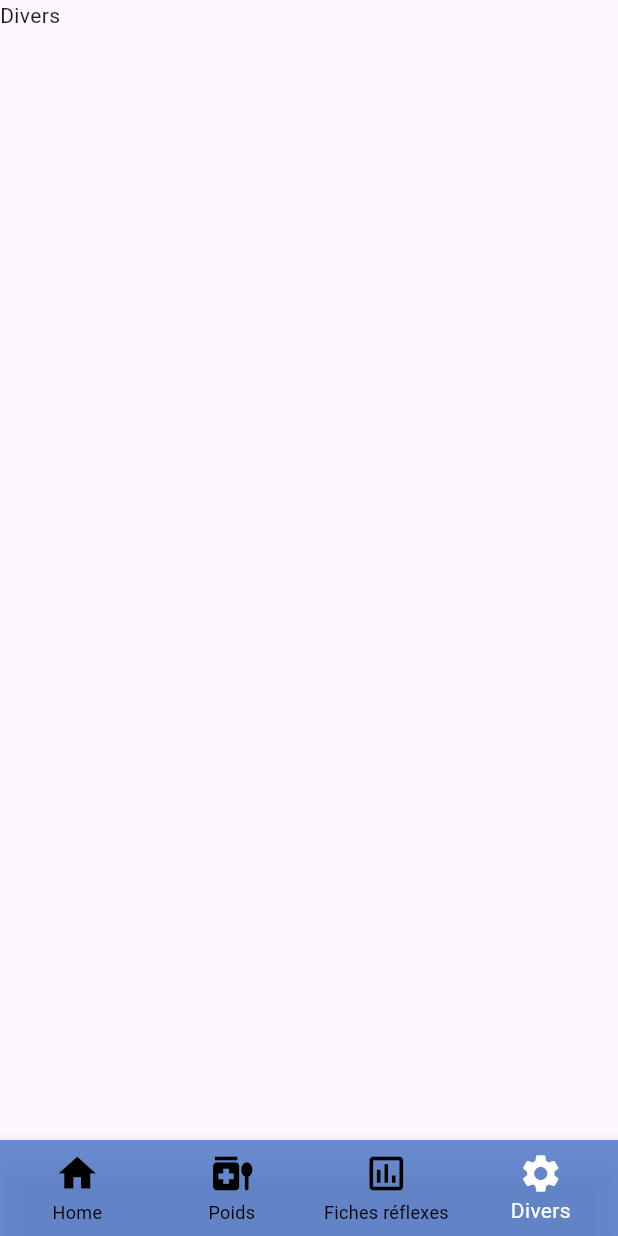
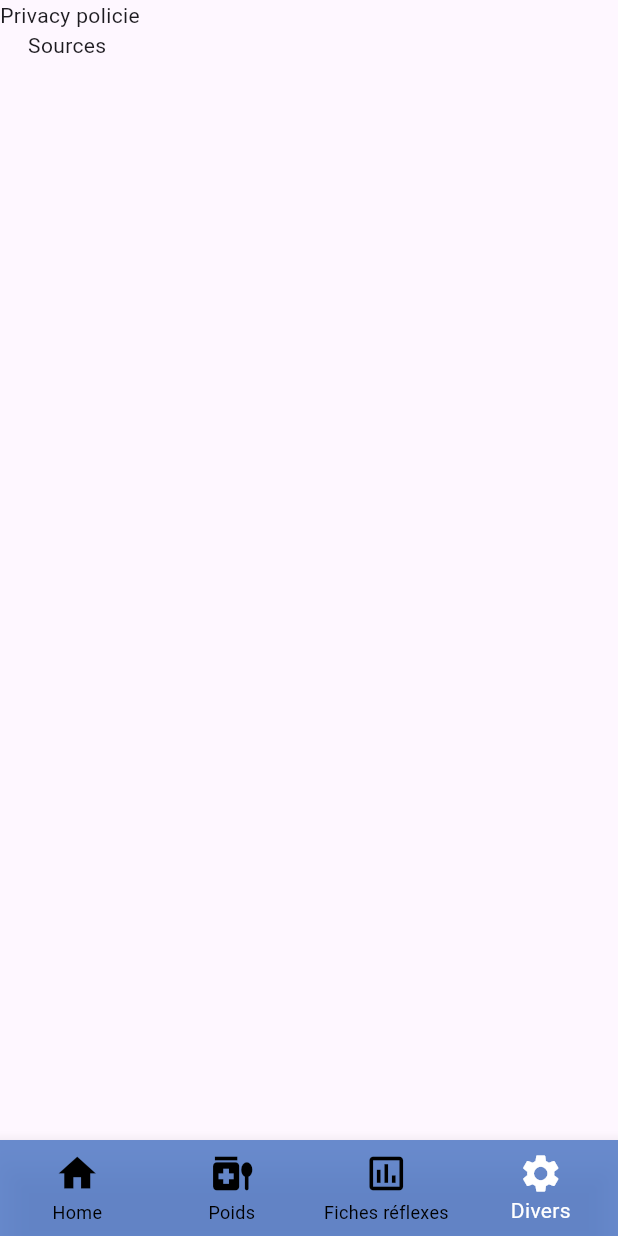
Before and after one commit to Thomdev38/pedianest, a Flutter app: the screen it shows after launch, item 4 of the bottom bar chosen, on a phone screen of 412 x 824 dp. Run offline on Flutter 3.47's test engine with Material 3 defaults, Android fonts, the phone set to English and light mode, and no system bars; our stand-ins replace flutter_onboarding_slider; missing offline and left inert: syncfusion_flutter_pdfviewer.

Commit message:
ajout divers

```diff
--- a/lib/divers.dart
+++ b/lib/divers.dart
@@ -11,7 +11,14 @@ class _DiversState extends State<Divers> {
   @override
   Widget build(BuildContext context) {
     return const Scaffold(
-      body: Text("Divers"),
+      body: SingleChildScrollView(
+        child:
+        Column(
+          children: [
+          Text("Privacy policie"),
+          Text("Sources ")
+        ],)
+      )
     );
   }
 }
```
Also changed, not shown: lib/entretien.dart (+7 -4 lines), lib/posologiecalculator.dart (+19 -2 lines).
